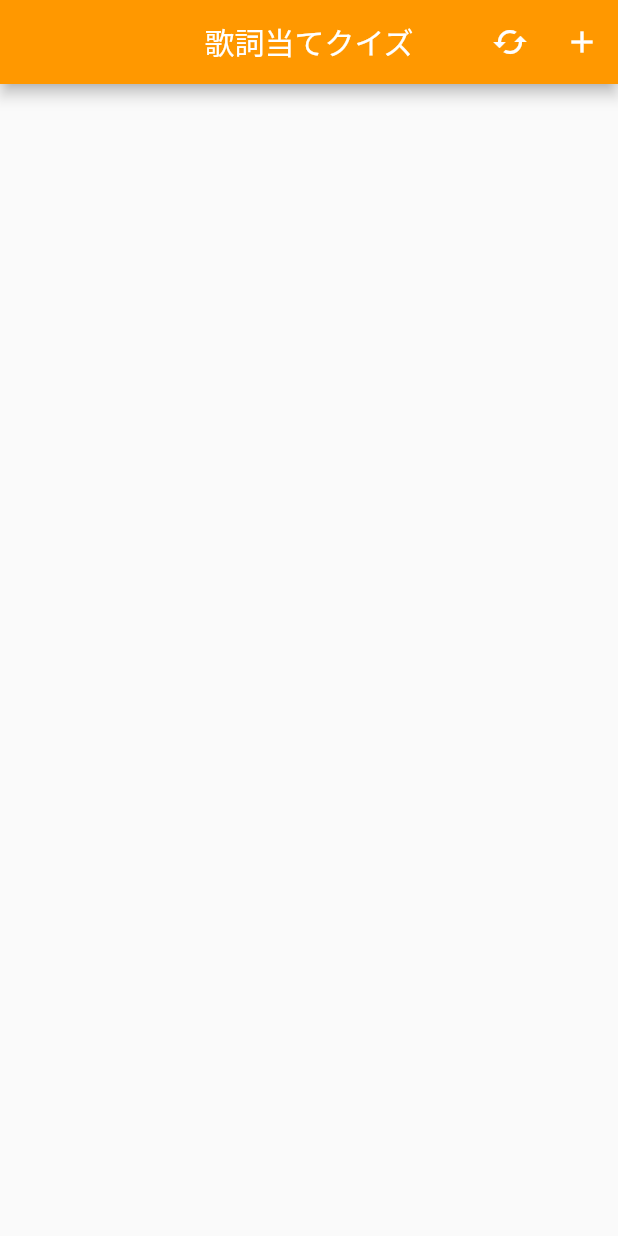
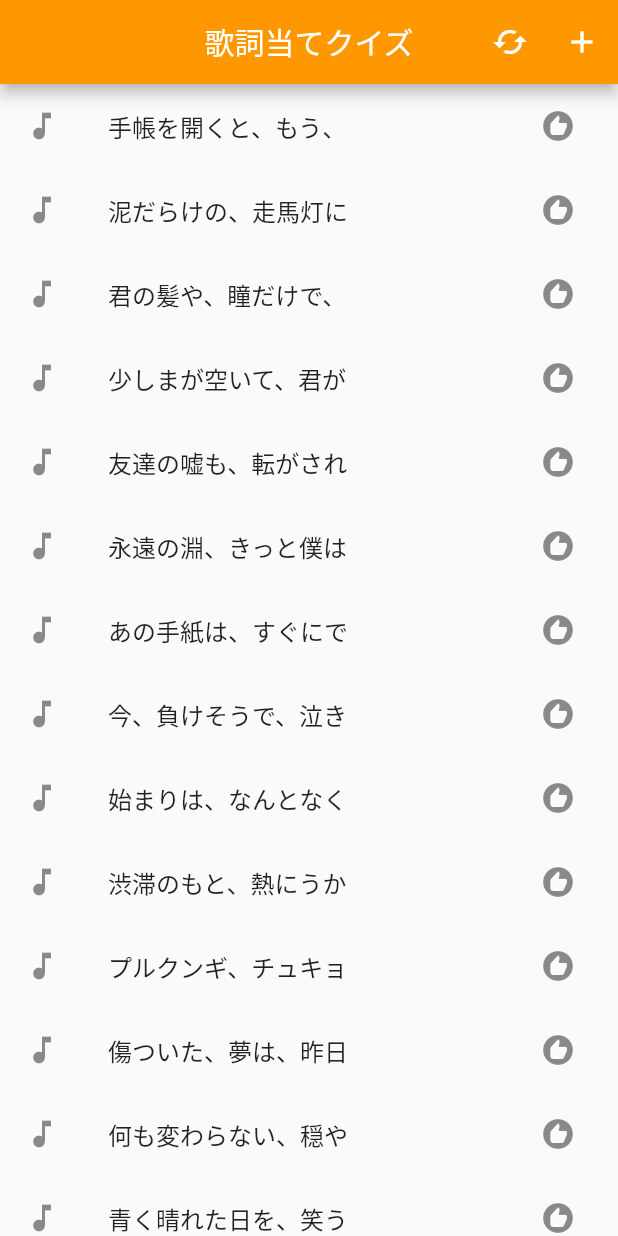
Before and after one commit to okashogo/lyrics_quiz, a Flutter app: the screen it shows after launch, on a phone screen of 412 x 824 dp. Run offline on Flutter 3.47's test engine with Material 2 defaults, Android fonts, the phone set to English and light mode, and no system bars; our stand-ins replace flutter_tts; network calls fail.

Commit message:
通信できなかった時の初期値を追加

```diff
--- a/lib/pages/mainPage.dart
+++ b/lib/pages/mainPage.dart
@@ -87,7 +87,7 @@ class MainPageState extends State<MainPage> {
           ],
         ),
         body: ListView(
-            children: lyricsListNew
+            children: lyricsListNew.length != 0 ? lyricsListNew
                 .map(
                   (lyrics) => ListTile(
                       leading: Icon(
@@ -105,7 +105,27 @@ class MainPageState extends State<MainPage> {
                           onPressed: () => ttsSpeak('正解は、、、' + lyrics[1]),
                           icon: Icon(Icons.recommend))),
                 )
-                .toList())
+                .toList()
+                :
+                lyricsList.map(
+                  (lyrics) => ListTile(
+                        leading: Icon(
+                        Icons.music_note,
+                      ),
+                      title: Text(lyrics[0].length >= 10
+                          ? lyrics[0].substring(0, 10)
+                          : lyrics[0]),
+                      onTap: () => ttsSpeak(lyrics[0]),
+                      onLongPress: () => Navigator.of(context).pushNamed("/edit", arguments: LyricsArguments(
+                        lyrics[1],
+                        lyrics[0],
+                      )).then((value) => cached()),
+                      trailing: IconButton(
+                          onPressed: () => ttsSpeak('正解は、、、' + lyrics[1]),
+                          icon: Icon(Icons.recommend))),
+                )
+                .toList()
+            )
         );
   }
 }
```
